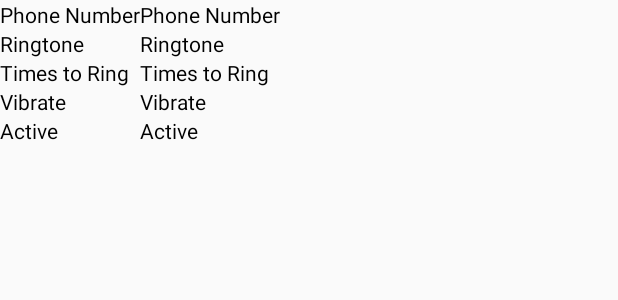
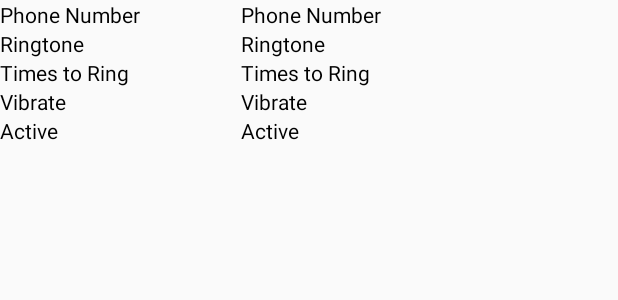
Before and after one commit to ShaunWilkinson/TextThrough, an Android app: the layout alerts_listview_child.xml on its own in the app's theme, with its tools: preview values and no code run, on a phone screen of 412 x 824 dp. Shown: the top 300 px of the screen. Run offline under Robolectric (Android 15) with nearby library versions, the phone set to English and light mode, and no system bars.

Commit message:
Fixed wrong value of Ringtone title, pulled ListView stuff on MainActivity into it's own method

```diff
--- a/app/src/main/res/layout/alerts_listview_child.xml
+++ b/app/src/main/res/layout/alerts_listview_child.xml
@@ -1,67 +1,70 @@
 <?xml version="1.0" encoding="utf-8"?>
 <GridLayout xmlns:android="http://schemas.android.com/apk/res/android"
+    xmlns:app="http://schemas.android.com/apk/res-auto"
     xmlns:tools="http://schemas.android.com/tools"
-    style="@style/ListViewGridLayout">
+    style="@style/ListViewGridLayout"
+    app:layout_constraintEnd_toEndOf="parent"
+    app:layout_constraintStart_toStartOf="parent">
 
     <TextView
         android:id="@+id/alertsListChildPhoneLabel"
         style="@style/ListViewTextViewLabel"
-        android:layout_row="1"
-        tools:text="@string/phoneNumber" />
+        android:layout_row="0"
+        android:text="@string/phoneNumber" />
 
     <TextView
         android:id="@+id/alertsListChildPhoneText"
         style="@style/ListViewTextViewField"
-        android:layout_row="1"
+        android:layout_row="0"
         tools:text="@string/phoneNumber" />
 
 
     <TextView
         android:id="@+id/alertsListChildRingtoneLabel"
         style="@style/ListViewTextViewLabel"
-        android:layout_row="2"
-        tools:text="@string/ringtone" />
+        android:layout_row="1"
+        android:text="@string/ringtone" />
 
     <TextView
         android:id="@+id/alertsListChildRingtoneText"
         style="@style/ListViewTextViewField"
-        android:layout_row="2"
+        android:layout_row="1"
         tools:text="@string/ringtone" />
 
     <TextView
         android:id="@+id/alertsListChildRingLabel"
         style="@style/ListViewTextViewLabel"
-        android:layout_row="3"
-        tools:text="@string/numberOfRings" />
+        android:layout_row="2"
+        android:text="@string/numberOfRings" />
 
     <TextView
         android:id="@+id/alertsListChildRingText"
         style="@style/ListViewTextViewField"
-        android:layout_row="3"
+        android:layout_row="2"
         tools:text="@string/numberOfRings" />
 
     <TextView
         android:id="@+id/alertsListChildVibrateLabel"
         style="@style/ListViewTextViewLabel"
-        android:layout_row="4"
-        tools:text="@string/vibrate" />
+        android:layout_row="3"
+        android:text="@string/vibrate" />
 
     <TextView
         android:id="@+id/alertsListChildVibrateText"
         style="@style/ListViewTextViewField"
-        android:layout_row="4"
+        android:layout_row="3"
         tools:text="@string/vibrate" />
 
     <TextView
         android:id="@+id/alertsListChildActiveLabel"
         style="@style/ListViewTextViewLabel"
-        android:layout_row="5"
-        tools:text="@string/active" />
+        android:layout_row="4"
+        android:text="@string/active" />
 
     <TextView
         android:id="@+id/alertsListChildActiveText"
         style="@style/ListViewTextViewField"
-        android:layout_row="5"
+        android:layout_row="4"
         tools:text="@string/active" />
 
 </GridLayout>
--- a/app/src/main/res/values/styles.xml
+++ b/app/src/main/res/values/styles.xml
@@ -34,6 +34,7 @@
         <item name="android:layout_width">match_parent</item>
         <item name="android:layout_height">wrap_content</item>
         <item name="android:columnCount">2</item>
+        <item name="android:rowCount">5</item>
         <item name="android:orientation">vertical</item>
     </style>
 
@@ -43,6 +44,8 @@
         <item name="android:layout_height">wrap_content</item>
         <item name="android:layout_column">0</item>
         <item name="android:layout_columnSpan">1</item>
+        <item name="android:layout_gravity">fill_horizontal</item>
+        <item name="android:layout_columnWeight">3</item>
     </style>
 
     <style name="ListViewTextViewField">
@@ -51,6 +54,7 @@
         <item name="android:layout_height">wrap_content</item>
         <item name="android:layout_column">1</item>
         <item name="android:layout_columnSpan">1</item>
+        <item name="android:layout_gravity">fill_horizontal</item>
         <item name="android:layout_columnWeight">7</item>
     </style>
 
```
Also changed, not shown: app/src/main/java/com/seikoshadow/apps/textthrough/Dialogs/CreateAlertDialogFragment.java (+22 -13 lines), app/src/main/java/com/seikoshadow/apps/textthrough/MainActivity.java (+7 -1 lines).
